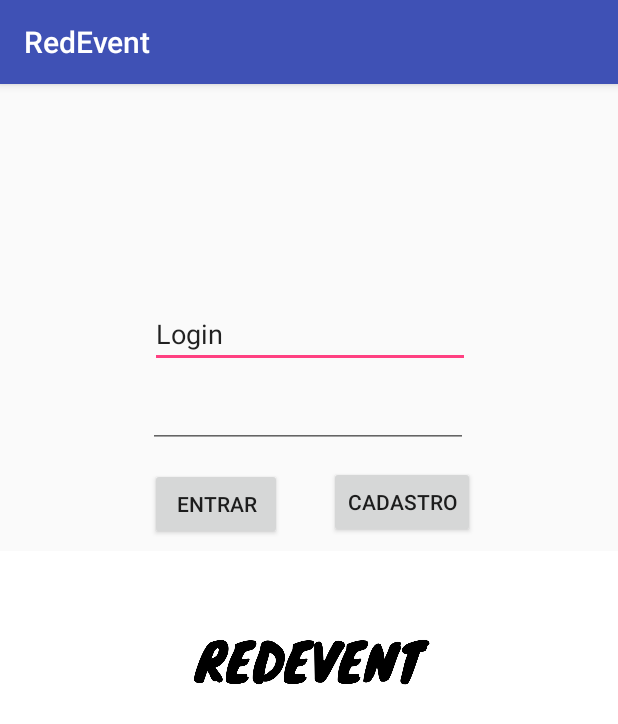
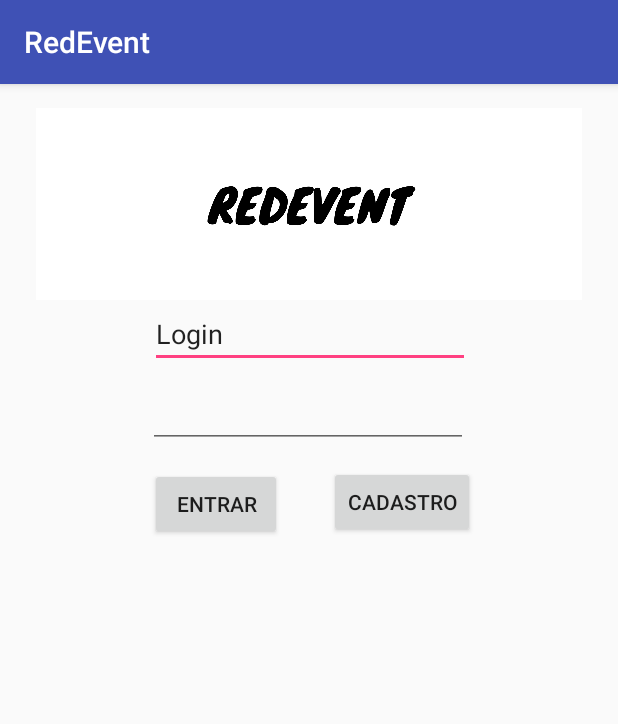
Before and after one commit to chnmel0/projeto-p3, an Android app: the screen it shows after launch (MainActivity), on a phone screen of 412 x 824 dp. Shown: the top 724 px of the screen. Run offline under Robolectric (Android 15) with nearby library versions, the phone set to English and light mode, and no system bars.

Commit message:
cria tablea db para usuario (Resolve #6), cria activity cadastro (resolve #1)

```diff
--- /dev/null
+++ b/MyApplication/app/src/main/java/com/example/p3/redevent/DatabaseOpenHelper.java
@@ -0,0 +1,54 @@
+package com.example.p3.redevent;
+
+/**
+ * Created by Nati on 26/05/2017.
+ */
+
+import android.content.ContentValues;
+import android.content.Context;
+import android.database.sqlite.SQLiteDatabase;
+import android.database.sqlite.SQLiteOpenHelper;
+
+public class DatabaseOpenHelper extends SQLiteOpenHelper {
+
+    final static String TABLE_NAME = "bdRss";
+    final static String LOGIN = "login";
+    final static String PASS = "pass";
+    final static String TELL = "fone";
+   // final static String DESCRIPT = "descricao";
+    //final static String ARTIST_STYLE...
+    final static String _ID = "_id";
+    final static String[] columns = { _ID, LOGIN };
+
+    final private static String CREATE_CMD =
+
+            "CREATE TABLE "+TABLE_NAME+" (" + _ID
+                    + " INTEGER PRIMARY KEY AUTOINCREMENT, "
+                    + LOGIN +" TEXT NOT NULL,"
+                    + PASS +" TEXT NOT NULL,"
+                    + TELL + " TEXT NOT NULL)";
+     //               +DESCRIPT+" TEXT NOT NULL)";
+
+    final private static String NAME = "user_db";
+    final private static Integer VERSION = 1;
+    final private Context mContext;
+
+    public DatabaseOpenHelper(Context context) {
+        super(context, NAME, null, VERSION);
+        this.mContext = context;
+    }
+
+    @Override
+    public void onCreate(SQLiteDatabase db) {
+        db.execSQL(CREATE_CMD);
+    }
+
+    @Override
+    public void onUpgrade(SQLiteDatabase db, int oldVersion, int newVersion) {
+        // N/A
+    }
+
+    void deleteDatabase() {
+        mContext.deleteDatabase(NAME);
+    }
+}
--- a/MyApplication/app/src/main/java/com/example/p3/redevent/MainActivity.java
+++ b/MyApplication/app/src/main/java/com/example/p3/redevent/MainActivity.java
@@ -1,13 +1,45 @@
 package com.example.p3.redevent;
 
+import android.database.Cursor;
+import android.database.sqlite.SQLiteDatabase;
 import android.support.v7.app.AppCompatActivity;
 import android.os.Bundle;
+import android.view.View;
+import android.widget.Button;
+import android.widget.EditText;
+import android.widget.SimpleCursorAdapter;
+import android.widget.Toast;
 
 public class MainActivity extends AppCompatActivity {
+
+    private DatabaseOpenHelper mDbHelper;
+    private SimpleCursorAdapter mAdapter;
 
     @Override
     protected void onCreate(Bundle savedInstanceState) {
         super.onCreate(savedInstanceState);
         setContentView(R.layout.activity_main);
+        mDbHelper = new DatabaseOpenHelper(this);
+        final EditText tbx_login = (EditText) findViewById(R.id.tbx_user);
+        EditText tbx_senha = (EditText) findViewById(R.id.tbx_pass);
+        Button btn_in = (Button) findViewById(R.id.btn_login);
+        btn_in.setOnClickListener(new View.OnClickListener() {
+            @Override
+            public void onClick(View v) {
+                SQLiteDatabase bd = mDbHelper.getWritableDatabase();
+                Cursor c = bd.rawQuery("SELECT * FROM bdRss WHERE login =" + tbx_login.getText().toString(),null);
+                if (c.equals(null)){
+                    Toast.makeText(getApplicationContext(),"Este login não existe no banco",Toast.LENGTH_SHORT).show();
+                }
+                else { Toast.makeText(getApplicationContext(),"Este login existe no banco",Toast.LENGTH_SHORT).show();
+
+                }
+                //c.moveToFirst();
+                /*Cursor c = mDbHelper.getWritableDatabase().query(DatabaseOpenHelper.TABLE_NAME,
+                        DatabaseOpenHelper.columns, null, new String[] {}, null, null,
+                        null);*/
+
+            }
+        });
     }
 }
--- a/MyApplication/app/src/main/res/layout/activity_main.xml
+++ b/MyApplication/app/src/main/res/layout/activity_main.xml
@@ -7,7 +7,7 @@
     tools:context="com.example.p3.redevent.MainActivity">
 
     <EditText
-        android:id="@+id/txtb_login"
+        android:id="@+id/tbx_user"
         android:layout_width="wrap_content"
         android:layout_height="wrap_content"
         android:ems="10"
@@ -31,8 +31,8 @@
         tools:layout_constraintLeft_creator="1"
         android:layout_marginStart="1dp"
         android:layout_marginTop="13dp"
-        app:layout_constraintTop_toBottomOf="@+id/btn_pass"
-        app:layout_constraintLeft_toLeftOf="@+id/btn_pass"
+        app:layout_constraintTop_toBottomOf="@+id/tbx_pass"
+        app:layout_constraintLeft_toLeftOf="@+id/tbx_pass"
         android:layout_marginLeft="1dp" />
 
     <Button
@@ -43,13 +43,13 @@
         tools:layout_constraintTop_creator="1"
         android:layout_marginStart="31dp"
         android:layout_marginTop="12dp"
-        app:layout_constraintTop_toBottomOf="@+id/btn_pass"
+        app:layout_constraintTop_toBottomOf="@+id/tbx_pass"
         tools:layout_constraintLeft_creator="1"
         app:layout_constraintLeft_toRightOf="@+id/btn_login"
         android:layout_marginLeft="31dp" />
 
     <EditText
-        android:id="@+id/btn_pass"
+        android:id="@+id/tbx_pass"
         android:layout_width="wrap_content"
         android:layout_height="wrap_content"
         android:ems="10"
@@ -57,16 +57,23 @@
         tools:layout_constraintTop_creator="1"
         tools:layout_constraintRight_creator="1"
         android:layout_marginEnd="1dp"
-        app:layout_constraintRight_toRightOf="@+id/txtb_login"
-        app:layout_constraintTop_toBottomOf="@+id/txtb_login"
+        app:layout_constraintRight_toRightOf="@+id/tbx_user"
+        app:layout_constraintTop_toBottomOf="@+id/tbx_user"
         android:layout_marginTop="8dp"
         android:layout_marginRight="1dp" />
 
     <ImageView
         android:id="@+id/imageView"
         android:layout_width="wrap_content"
-        android:layout_height="wrap_content"
+        android:layout_height="0dp"
         app:srcCompat="@drawable/imagem_2"
-        tools:layout_editor_absoluteX="0dp"
-        tools:layout_editor_absoluteY="-179dp" />
+        tools:layout_constraintTop_creator="1"
+        tools:layout_constraintBottom_creator="1"
+        app:layout_constraintBottom_toTopOf="@+id/tbx_user"
+        android:layout_marginTop="16dp"
+        tools:layout_constraintLeft_creator="1"
+        app:layout_constraintLeft_toLeftOf="parent"
+        app:layout_constraintTop_toTopOf="parent"
+        android:layout_marginLeft="0dp"
+        app:layout_constraintVertical_bias="0.0" />
 </android.support.constraint.ConstraintLayout>
```
Also changed, not shown: MyApplication/app/src/main/AndroidManifest.xml (+11 -5 lines), MyApplication/app/src/main/java/com/example/p3/redevent/Cadastro.java (added, +13 -0 lines), MyApplication/app/src/main/res/layout/activity_cadastro.xml (added, +116 -0 lines).
